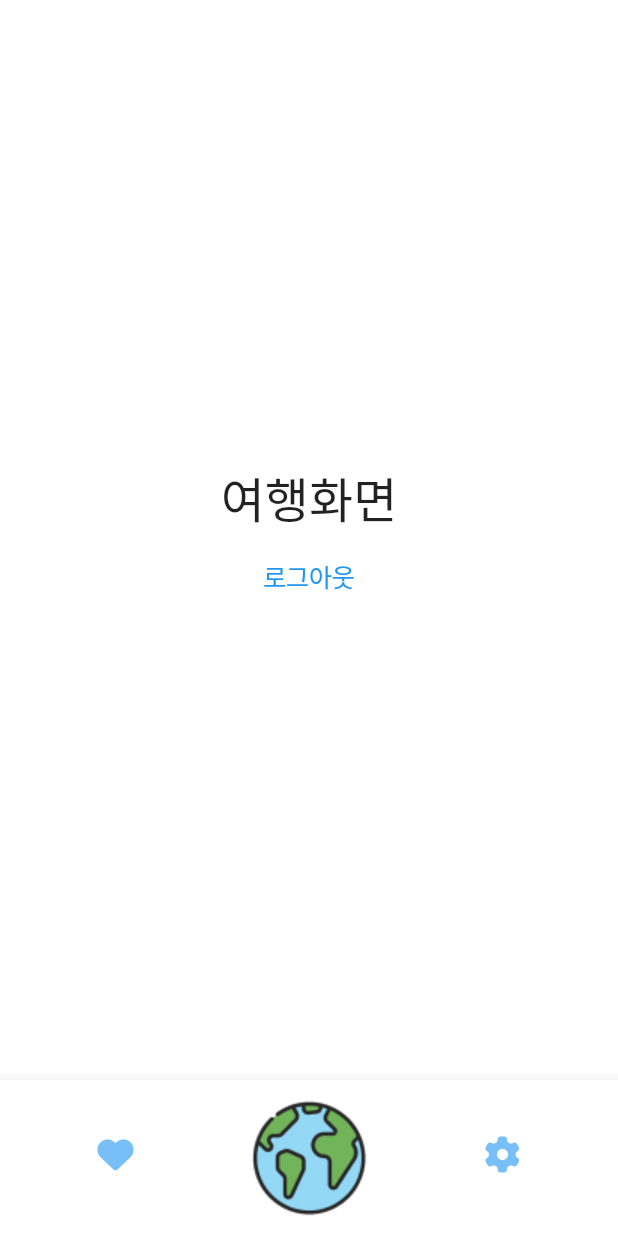
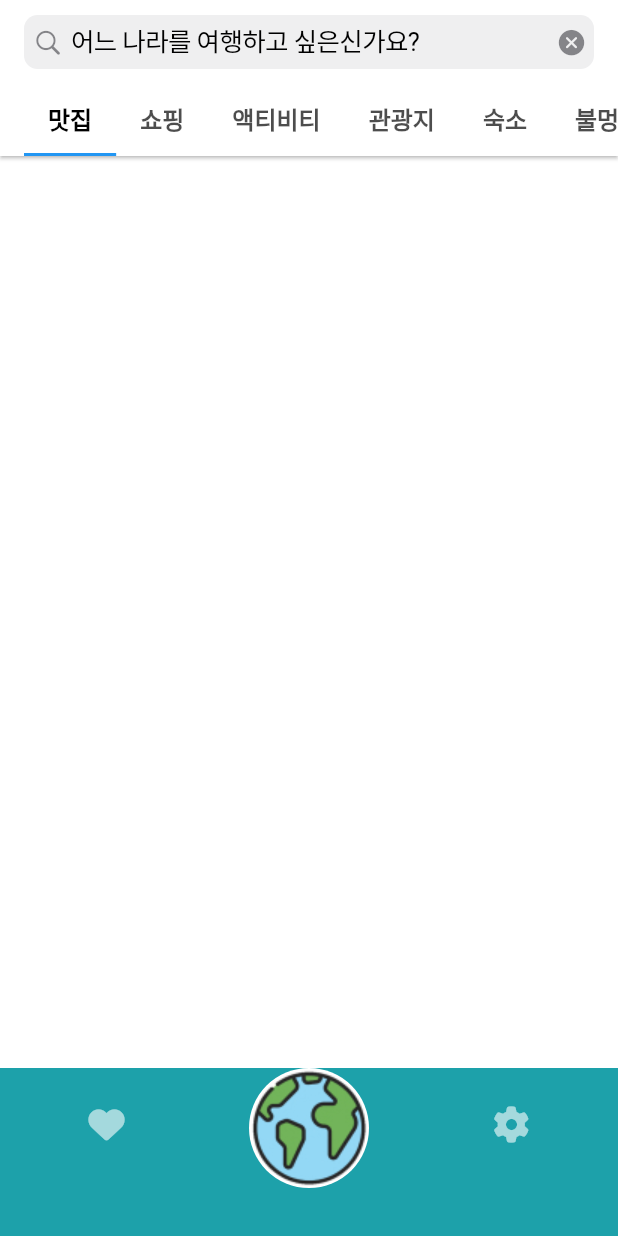
Before and after one commit to KLDS0326/Project-Avenew, a Flutter app: the screen it shows after launch, on a phone screen of 412 x 824 dp. Run offline on Flutter 3.47's test engine with Material 2 defaults, Android fonts, the phone set to English and light mode, and no system bars; our stand-ins replace flutter_riverpod, font_awesome_flutter, go_router, smooth_page_indicator.

Commit message:
1. main_navigation_screen.dart :    - BottomappBar  메인컬러 변경 (RGB(255, 29, 161, 170) )    - 선택/비선택시 Icon 색상변경 (이후 메인테마색깔 지정필요) 2. travel_main_screen.dart    - 검색창, 탭바 생성

```diff
--- a/lib/app/main_navigation_screen.dart
+++ b/lib/app/main_navigation_screen.dart
@@ -60,11 +60,12 @@ class _MainNavigationScreenState extends State<MainNavigationScreen> {
           ),
         ],
       ),
-      bottomNavigationBar: BottomAppBar(
-        color: _selectedIndex == 0 ? Colors.black : Colors.white,
+      bottomNavigationBar: Container(
+        color: const Color.fromARGB(255, 29, 161, 170),
         child: Padding(
-          padding: const EdgeInsets.all(
-            Sizes.size12,
+          padding: const EdgeInsets.only(
+            //top: Sizes.size0,
+            bottom: Sizes.size32,
           ),
           child: Row(
             mainAxisAlignment: MainAxisAlignment.spaceBetween,
@@ -73,6 +74,7 @@ class _MainNavigationScreenState extends State<MainNavigationScreen> {
                 text: "WishList",
                 isSelected: _selectedIndex == 0,
                 icon: FontAwesomeIcons.solidHeart,
+
                 selectedIcon: FontAwesomeIcons.solidHeart,
                 selectedIndex: _selectedIndex,
                 onTap: () => _onTap(
--- a/lib/app/travel_main_screen.dart
+++ b/lib/app/travel_main_screen.dart
@@ -1,10 +1,19 @@
 import 'package:armchair_world_travel/authentication/views/splash_screen.dart';
+import 'package:armchair_world_travel/constants/breakpoints.dart';
 import 'package:armchair_world_travel/constants/sizes.dart';
 import 'package:flutter/cupertino.dart';
 import 'package:flutter/material.dart';
 import 'package:go_router/go_router.dart';
 
-import '../authentication/views/intro_screen.dart';
+final tabs = [
+  "맛집",
+  "쇼핑",
+  "액티비티",
+  "관광지",
+  "숙소",
+  "불멍",
+  "호캉스",
+];
 
 class TravelScreen extends StatefulWidget {
   const TravelScreen({super.key});
@@ -18,24 +27,66 @@ void _onPressLogout(BuildContext context) {
 }
 
 class _TravelScreenState extends State<TravelScreen> {
+  // 기본 겁색어 설정
+  final TextEditingController _textEditingController =
+      TextEditingController(text: "어느 나라를 여행하고 싶은신가요?");
+  void _onSearchChanged(String value) {
+    print("입력내용 받기 $value");
+  }
+
+  void _onSearchSubmitted(String value) {
+    print("검색하기 $value");
+  }
+
+  //컨트롤러 사용할 때에는 dispose를 함께 써주어야함. 메모리누수방지 앱성능/자원관리
+  @override
+  void dispose() {
+    _textEditingController.dispose();
+    super.dispose();
+  }
+
   @override
   Widget build(BuildContext context) {
-    return Scaffold(
-      body: Center(
-        child: Column(
-          mainAxisSize: MainAxisSize.min,
-          children: [
-            const Text(
-              "여행화면",
-              style: TextStyle(
-                fontSize: Sizes.size32,
+    final width = MediaQuery.of(context).size.width;
+    return DefaultTabController(
+      length: tabs.length,
+      child: Scaffold(
+        resizeToAvoidBottomInset: false,
+        appBar: AppBar(
+          elevation: 1,
+          title: Container(
+            constraints: const BoxConstraints(
+              maxWidth: Breakpoints.sm,
+            ),
+            child: CupertinoSearchTextField(
+              controller: _textEditingController,
+              onChanged: _onSearchChanged,
+              onSubmitted: _onSearchSubmitted,
+              style: const TextStyle(
+                color: Colors.black,
               ),
             ),
-            CupertinoButton(
-              child: const Text("로그아웃"),
-              onPressed: () => _onPressLogout(context),
+          ),
+          bottom: TabBar(
+            onTap: (value) => FocusScope.of(context).unfocus(),
+            labelColor: Colors.black,
+
+            splashFactory: NoSplash.splashFactory, //터치 효과
+            padding: const EdgeInsets.symmetric(horizontal: Sizes.size16),
+            isScrollable: true,
+            labelStyle: const TextStyle(
+              fontWeight: FontWeight.w600,
+              fontSize: Sizes.size16,
             ),
-          ],
+
+            indicatorColor: Theme.of(context).tabBarTheme.indicatorColor,
+            tabs: [
+              for (var tab in tabs)
+                Tab(
+                  text: tab,
+                ),
+            ],
+          ),
         ),
       ),
     );
--- a/lib/common/widgets/nav_tab.dart
+++ b/lib/common/widgets/nav_tab.dart
@@ -1,6 +1,5 @@
 import 'package:flutter/material.dart';
 import 'package:font_awesome_flutter/font_awesome_flutter.dart';
-
 
 import '../../../../constants/gaps.dart';
 
@@ -40,8 +39,11 @@ class NavTab extends StatelessWidget {
                 FaIcon(
                   isSelected ? selectedIcon : icon,
                   color: isSelected
-                      ? Theme.of(context).colorScheme.primary
-                      : Theme.of(context).colorScheme.secondary,
+                      ? Colors.red
+                      : Colors
+                          .white /*Theme.of(context).colorScheme.primary
+                      : Theme.of(context).colorScheme.secondary*/
+                  ,
                 ),
                 Gaps.v5,
               ],
```
